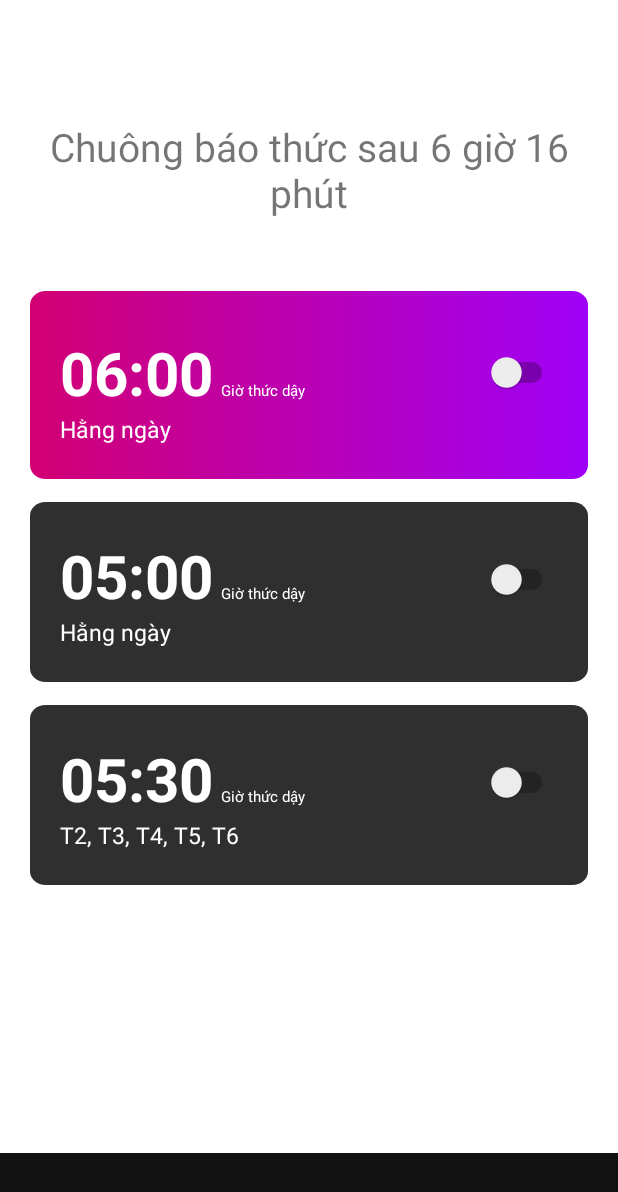
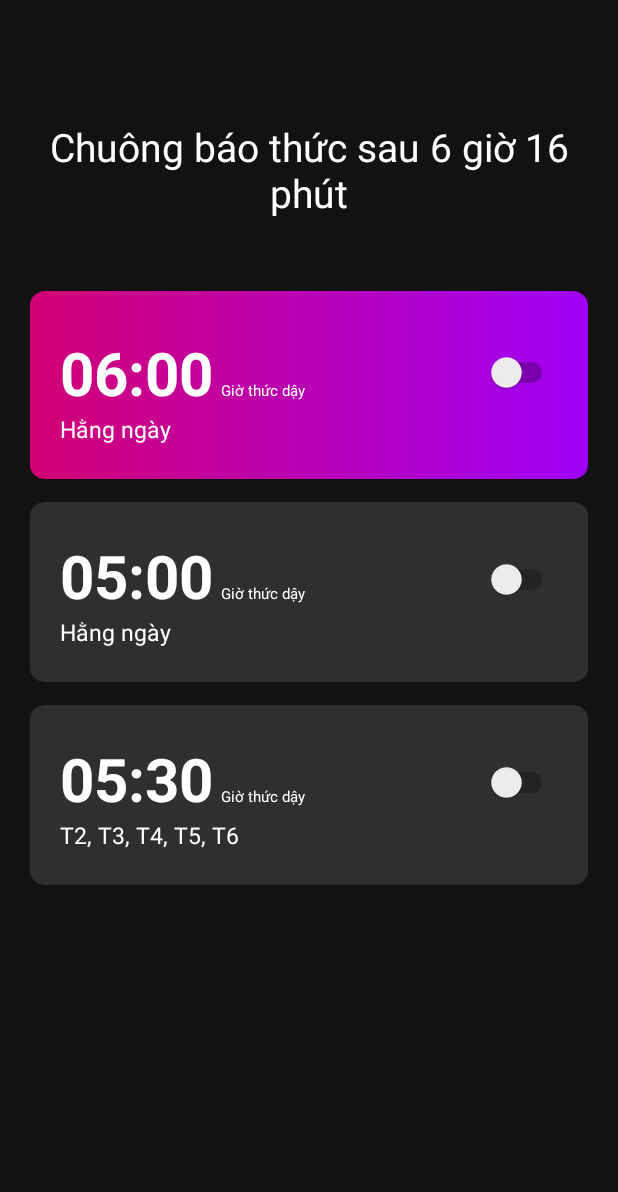
Before and after one commit to tranthihaiyen102/O.Oclock, an Android app: the screen it shows after launch (MainActivity), on a phone screen of 412 x 824 dp. Shown: the top 1192 px of the screen. Run offline under Robolectric (Android 15) with nearby library versions, the phone set to English and light mode, and no system bars.

Commit message:
sua giao dien lai

```diff
--- a/app/src/main/res/drawable/container1.xml
+++ b/app/src/main/res/drawable/container1.xml
@@ -38,12 +38,12 @@
                         >
 
                         <item
-                            android:color="@color/purple"
+                            android:color="#9F00F7"
                             android:offset="0"
                             />
 
                         <item
-                            android:color="@color/pink"
+                            android:color="#D20073"
                             android:offset="1"
                             />
 
--- a/app/src/main/res/drawable/container2.xml
+++ b/app/src/main/res/drawable/container2.xml
@@ -15,7 +15,7 @@
 
         <path
             android:pathData="M0 0V120H320V0"
-            android:fillColor="@color/dark_gray"
+            android:fillColor="#2F2F2F"
             />
 
     </group>
--- a/app/src/main/res/layout/activity_main.xml
+++ b/app/src/main/res/layout/activity_main.xml
@@ -4,6 +4,7 @@
     xmlns:tools="http://schemas.android.com/tools"
     android:layout_width="match_parent"
     android:layout_height="match_parent"
+    android:background="@color/black"
     tools:context=".MainActivity">
 
 
@@ -19,6 +20,7 @@
         android:gravity="center_horizontal|top"
         android:text="@string/txt_message"
         android:textSize="26sp"
+        android:textColor="@color/white"
         app:layout_constraintEnd_toEndOf="parent"
         app:layout_constraintStart_toStartOf="parent"
         app:layout_constraintTop_toTopOf="parent" />
@@ -205,17 +207,17 @@
         app:layout_constraintBaseline_toBaselineOf="@+id/txt_gio_2"
         app:layout_constraintStart_toEndOf="@+id/txt_gio_2" />
 
-    <RelativeLayout
-        android:id="@+id/menu_tab_da"
-        android:layout_width="0dp"
-        android:layout_height="55dp"
-        android:layout_alignParentRight="true"
-        android:layout_alignParentBottom="true"
-        android:background="@drawable/menu_tab_da"
-        app:layout_constraintBottom_toBottomOf="parent"
-        app:layout_constraintEnd_toEndOf="parent"
-        app:layout_constraintHorizontal_bias="0.0"
-        app:layout_constraintStart_toStartOf="parent" />
+<!--    <RelativeLayout-->
+<!--        android:id="@+id/menu_tab_da"-->
+<!--        android:layout_width="0dp"-->
+<!--        android:layout_height="55dp"-->
+<!--        android:layout_alignParentRight="true"-->
+<!--        android:layout_alignParentBottom="true"-->
+<!--        android:background="@drawable/menu_tab_da"-->
+<!--        app:layout_constraintBottom_toBottomOf="parent"-->
+<!--        app:layout_constraintEnd_toEndOf="parent"-->
+<!--        app:layout_constraintHorizontal_bias="0.0"-->
+<!--        app:layout_constraintStart_toStartOf="parent" />-->
 
     <Switch
         android:id="@+id/switch1"
--- a/app/src/main/res/values/colors.xml
+++ b/app/src/main/res/values/colors.xml
@@ -1,9 +1,10 @@
 <?xml version="1.0" encoding="utf-8"?>
 <resources>
+    <color name="purple_200">#FFBB86FC</color>
     <color name="purple">#9F00F7</color>
-    <color name="dark_gray">#2F2F2F</color>
-    <color name="pink">#D20073</color>
-    <color name="light_gray">#C4C4C4</color>
+    <color name="purple_700">#FF3700B3</color>
+    <color name="teal_200">#FF03DAC5</color>
+    <color name="teal_700">#FF018786</color>
     <color name="black">#121212</color>
     <color name="white">#FFFFFFFF</color>
 </resources>
--- a/app/src/main/res/values/themes.xml
+++ b/app/src/main/res/values/themes.xml
@@ -3,14 +3,14 @@
     <style name="Theme.OOclock" parent="Theme.MaterialComponents.DayNight.NoActionBar">
         <!-- Primary brand color. -->
         <item name="colorPrimary">@color/purple</item>
-        <item name="colorPrimaryVariant">@color/dark_gray</item>
-        <item name="colorOnPrimary">@color/black</item>
+        <item name="colorPrimaryVariant">@color/purple_700</item>
+        <item name="colorOnPrimary">@color/white</item>
         <!-- Secondary brand color. -->
-        <item name="colorSecondary">@color/white</item>
-        <item name="colorSecondaryVariant">@color/light_gray</item>
+        <item name="colorSecondary">@color/teal_200</item>
+        <item name="colorSecondaryVariant">@color/teal_700</item>
         <item name="colorOnSecondary">@color/black</item>
         <!-- Status bar color. -->
-        <item name="android:statusBarColor" tools:targetApi="l">?attr/colorPrimaryVariant</item>
+        <item name="android:statusBarColor" tools:targetApi="l">?attr/colorOnSecondary</item>
         <!-- Customize your theme here. -->
     </style>
 </resources>
```
Also changed, not shown: app/src/main/res/drawable/ellipse_1.xml (deleted, +0 -23 lines), app/src/main/res/drawable/ellipse_2.xml (deleted, +0 -23 lines), app/src/main/res/drawable/ellipse_3.xml (deleted, +0 -60 lines), app/src/main/res/drawable/rectangle_1.xml (deleted, +0 -24 lines), app/src/main/res/drawable/rectangle_2.xml (deleted, +0 -23 lines), app/src/main/res/values-night/themes.xml (+4 -103 lines).
